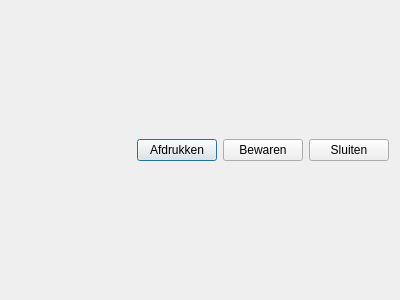
This is AudioAdmin/ui/factuur.ui in Roelio81/audioadmin as Qt 5 draws it before an edit. The edited form follows.
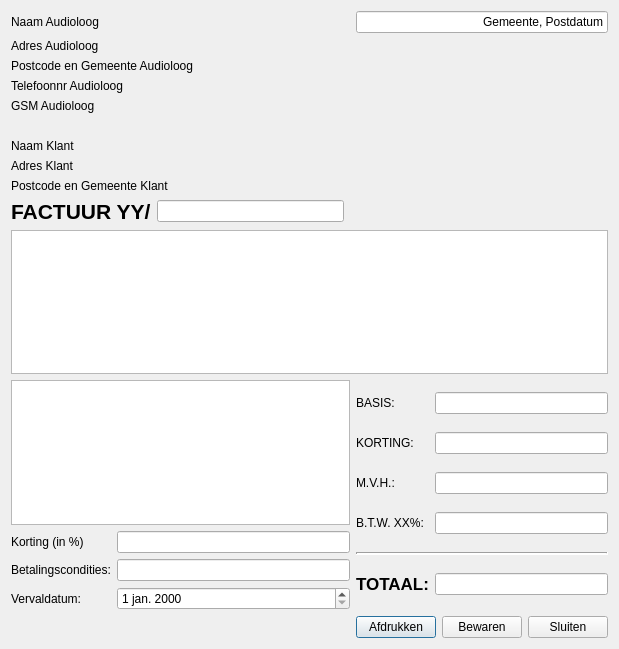
This is the edited form. Icons and pictures are not drawn.

Commit message: Layout van factuur

Diff of the .ui file:
```diff
--- a/AudioAdmin/ui/factuur.ui
+++ b/AudioAdmin/ui/factuur.ui
@@ -9,8 +9,8 @@
    <rect>
     <x>0</x>
     <y>0</y>
-    <width>400</width>
-    <height>300</height>
+    <width>619</width>
+    <height>649</height>
    </rect>
   </property>
   <property name="windowTitle">
@@ -23,8 +23,261 @@
   <property name="locale">
    <locale language="Dutch" country="Belgium"/>
   </property>
-  <layout class="QGridLayout" name="gridLayout">
+  <layout class="QGridLayout" name="gridLayout_3">
    <item row="0" column="0">
+    <widget class="QLabel" name="label">
+     <property name="minimumSize">
+      <size>
+       <width>200</width>
+       <height>0</height>
+      </size>
+     </property>
+     <property name="text">
+      <string>Naam Audioloog</string>
+     </property>
+    </widget>
+   </item>
+   <item row="1" column="0">
+    <widget class="QLabel" name="label_2">
+     <property name="minimumSize">
+      <size>
+       <width>200</width>
+       <height>0</height>
+      </size>
+     </property>
+     <property name="text">
+      <string>Adres Audioloog</string>
+     </property>
+    </widget>
+   </item>
+   <item row="2" column="0">
+    <widget class="QLabel" name="l_audioloogGemeente">
+     <property name="minimumSize">
+      <size>
+       <width>200</width>
+       <height>0</height>
+      </size>
+     </property>
+     <property name="text">
+      <string>Postcode en Gemeente Audioloog</string>
+     </property>
+    </widget>
+   </item>
+   <item row="3" column="0">
+    <widget class="QLabel" name="l_audioloogTelefoon">
+     <property name="minimumSize">
+      <size>
+       <width>200</width>
+       <height>0</height>
+      </size>
+     </property>
+     <property name="text">
+      <string>Telefoonnr Audioloog</string>
+     </property>
+    </widget>
+   </item>
+   <item row="4" column="0">
+    <widget class="QLabel" name="l_audioloogGsm">
+     <property name="minimumSize">
+      <size>
+       <width>200</width>
+       <height>0</height>
+      </size>
+     </property>
+     <property name="text">
+      <string>GSM Audioloog</string>
+     </property>
+    </widget>
+   </item>
+   <item row="5" column="0">
+    <spacer name="verticalSpacer">
+     <property name="orientation">
+      <enum>Qt::Vertical</enum>
+     </property>
+     <property name="sizeType">
+      <enum>QSizePolicy::Minimum</enum>
+     </property>
+     <property name="sizeHint" stdset="0">
+      <size>
+       <width>253</width>
+       <height>20</height>
+      </size>
+     </property>
+    </spacer>
+   </item>
+   <item row="6" column="0">
+    <widget class="QLabel" name="l_klantNaam">
+     <property name="minimumSize">
+      <size>
+       <width>200</width>
+       <height>0</height>
+      </size>
+     </property>
+     <property name="text">
+      <string>Naam Klant</string>
+     </property>
+    </widget>
+   </item>
+   <item row="7" column="0">
+    <widget class="QLabel" name="l_klantAdres">
+     <property name="minimumSize">
+      <size>
+       <width>200</width>
+       <height>0</height>
+      </size>
+     </property>
+     <property name="text">
+      <string>Adres Klant</string>
+     </property>
+    </widget>
+   </item>
+   <item row="8" column="0">
+    <widget class="QLabel" name="l_klantGemeente">
+     <property name="minimumSize">
+      <size>
+       <width>200</width>
+       <height>0</height>
+      </size>
+     </property>
+     <property name="text">
+      <string>Postcode en Gemeente Klant</string>
+     </property>
+    </widget>
+   </item>
+   <item row="9" column="0">
+    <layout class="QHBoxLayout" name="horizontalLayout">
+     <item>
+      <widget class="QLabel" name="label_3">
+       <property name="text">
+        <string>&lt;!DOCTYPE HTML PUBLIC &quot;-//W3C//DTD HTML 4.0//EN&quot; &quot;http://www.w3.org/TR/REC-html40/strict.dtd&quot;&gt;
+&lt;html&gt;&lt;head&gt;&lt;meta name=&quot;qrichtext&quot; content=&quot;1&quot; /&gt;&lt;style type=&quot;text/css&quot;&gt;
+p, li { white-space: pre-wrap; }
+&lt;/style&gt;&lt;/head&gt;&lt;body style=&quot; font-family:'Lucida Grande'; font-size:13pt; font-weight:400; font-style:normal;&quot;&gt;
+&lt;p style=&quot; margin-top:0px; margin-bottom:0px; margin-left:0px; margin-right:0px; -qt-block-indent:0; text-indent:0px;&quot;&gt;&lt;span style=&quot; font-size:16pt; font-weight:600;&quot;&gt;FACTUUR YY/&lt;/span&gt;&lt;/p&gt;&lt;/body&gt;&lt;/html&gt;</string>
+       </property>
+      </widget>
+     </item>
+     <item>
+      <widget class="QLineEdit" name="lineEdit_2"/>
+     </item>
+    </layout>
+   </item>
+   <item row="10" column="0" colspan="5">
+    <widget class="QTableView" name="m_factuurLijnen"/>
+   </item>
+   <item row="11" column="0" colspan="2">
+    <widget class="QTextEdit" name="textEdit">
+     <property name="sizePolicy">
+      <sizepolicy hsizetype="Expanding" vsizetype="Preferred">
+       <horstretch>0</horstretch>
+       <verstretch>0</verstretch>
+      </sizepolicy>
+     </property>
+    </widget>
+   </item>
+   <item row="11" column="2" rowspan="2" colspan="3">
+    <layout class="QGridLayout" name="gridLayout">
+     <item row="0" column="0">
+      <widget class="QLabel" name="label_4">
+       <property name="text">
+        <string>BASIS:</string>
+       </property>
+      </widget>
+     </item>
+     <item row="0" column="1">
+      <widget class="QLineEdit" name="lineEdit_3"/>
+     </item>
+     <item row="1" column="0">
+      <widget class="QLabel" name="label_5">
+       <property name="text">
+        <string>KORTING:</string>
+       </property>
+      </widget>
+     </item>
+     <item row="1" column="1">
+      <widget class="QLineEdit" name="lineEdit_4"/>
+     </item>
+     <item row="2" column="0">
+      <widget class="QLabel" name="label_6">
+       <property name="text">
+        <string>M.V.H.:</string>
+       </property>
+      </widget>
+     </item>
+     <item row="2" column="1">
+      <widget class="QLineEdit" name="lineEdit_5"/>
+     </item>
+     <item row="3" column="0">
+      <widget class="QLabel" name="label_7">
+       <property name="text">
+        <string>B.T.W. XX%:</string>
+       </property>
+      </widget>
+     </item>
+     <item row="3" column="1">
+      <widget class="QLineEdit" name="lineEdit_6"/>
+     </item>
+     <item row="4" column="0" colspan="2">
+      <widget class="Line" name="line">
+       <property name="lineWidth">
+        <number>2</number>
+       </property>
+       <property name="orientation">
+        <enum>Qt::Horizontal</enum>
+       </property>
+      </widget>
+     </item>
+     <item row="5" column="0">
+      <widget class="QLabel" name="label_11">
+       <property name="text">
+        <string>&lt;!DOCTYPE HTML PUBLIC &quot;-//W3C//DTD HTML 4.0//EN&quot; &quot;http://www.w3.org/TR/REC-html40/strict.dtd&quot;&gt;
+&lt;html&gt;&lt;head&gt;&lt;meta name=&quot;qrichtext&quot; content=&quot;1&quot; /&gt;&lt;style type=&quot;text/css&quot;&gt;
+p, li { white-space: pre-wrap; }
+&lt;/style&gt;&lt;/head&gt;&lt;body style=&quot; font-family:'Lucida Grande'; font-size:13pt; font-weight:400; font-style:normal;&quot;&gt;
+&lt;p style=&quot; margin-top:0px; margin-bottom:0px; margin-left:0px; margin-right:0px; -qt-block-indent:0; text-indent:0px;&quot;&gt;&lt;span style=&quot; font-weight:600;&quot;&gt;TOTAAL:&lt;/span&gt;&lt;/p&gt;&lt;/body&gt;&lt;/html&gt;</string>
+       </property>
+      </widget>
+     </item>
+     <item row="5" column="1">
+      <widget class="QLineEdit" name="lineEdit_9"/>
+     </item>
+    </layout>
+   </item>
+   <item row="12" column="0" colspan="2">
+    <layout class="QGridLayout" name="gridLayout_2">
+     <item row="0" column="0">
+      <widget class="QLabel" name="label_8">
+       <property name="text">
+        <string>Korting (in %)</string>
+       </property>
+      </widget>
+     </item>
+     <item row="0" column="1">
+      <widget class="QLineEdit" name="lineEdit_7"/>
+     </item>
+     <item row="1" column="0">
+      <widget class="QLabel" name="label_10">
+       <property name="text">
+        <string>Betalingscondities:</string>
+       </property>
+      </widget>
+     </item>
+     <item row="1" column="1">
+      <widget class="QLineEdit" name="lineEdit_8"/>
+     </item>
+     <item row="2" column="0">
+      <widget class="QLabel" name="label_9">
+       <property name="text">
+        <string>Vervaldatum:</string>
+       </property>
+      </widget>
+     </item>
+     <item row="2" column="1">
+      <widget class="QDateEdit" name="dateEdit"/>
+     </item>
+    </layout>
+   </item>
+   <item row="13" column="0">
     <spacer name="horizontalSpacer_2">
      <property name="orientation">
       <enum>Qt::Horizontal</enum>
@@ -37,27 +290,37 @@
      </property>
     </spacer>
    </item>
-   <item row="0" column="1">
+   <item row="13" column="2">
     <widget class="QPushButton" name="b_afdrukken">
      <property name="text">
       <string>Afdrukken</string>
      </property>
     </widget>
    </item>
-   <item row="0" column="2">
+   <item row="13" column="3">
     <widget class="QPushButton" name="b_bewaren">
      <property name="text">
       <string>Bewaren</string>
      </property>
     </widget>
    </item>
-   <item row="0" column="3">
+   <item row="13" column="4">
     <widget class="QPushButton" name="b_sluiten">
      <property name="text">
       <string>Sluiten</string>
      </property>
     </widget>
    </item>
+   <item row="0" column="2" colspan="3">
+    <widget class="QLineEdit" name="lineEdit">
+     <property name="text">
+      <string>Gemeente, Postdatum</string>
+     </property>
+     <property name="alignment">
+      <set>Qt::AlignRight|Qt::AlignTrailing|Qt::AlignVCenter</set>
+     </property>
+    </widget>
+   </item>
   </layout>
  </widget>
  <resources>
```
The commit also changes 1 other file.
